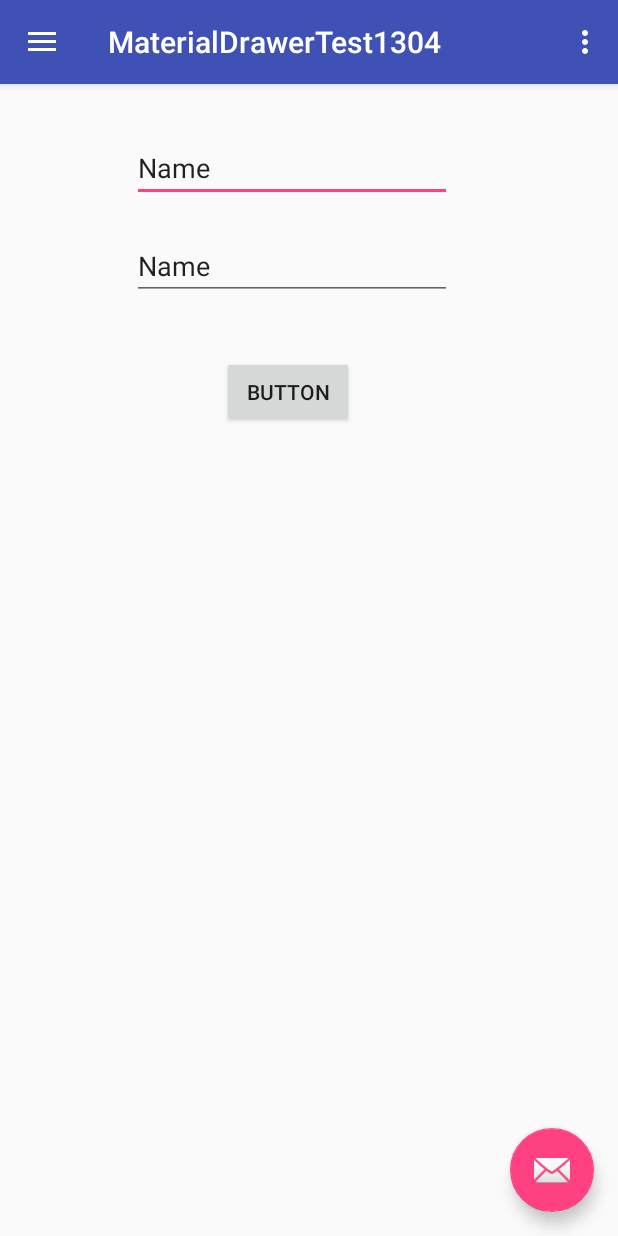
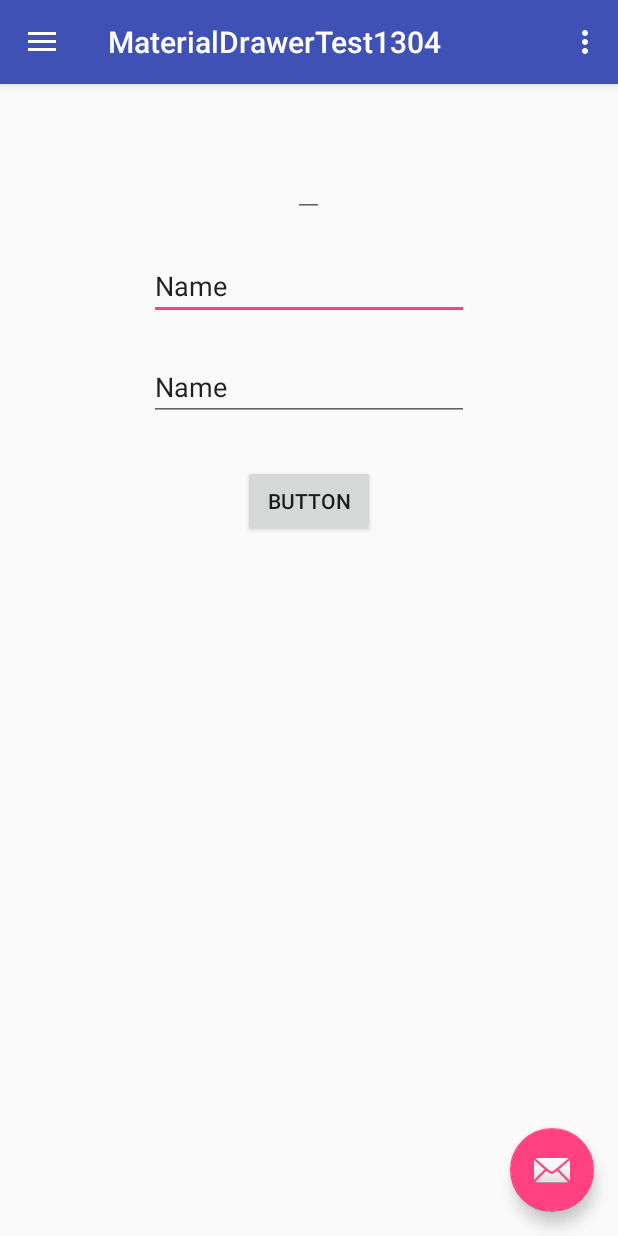
Before and after one commit to brkbrc/MaterialDrawerTest1304, an Android app: the screen it shows after launch (MainActivity), after a tap on "Import", on a phone screen of 412 x 824 dp. Run offline under Robolectric (Android 15) with nearby library versions, the phone set to English and light mode, and no system bars; 1 other tap on this screen came first.

Commit message:
AutoComplete

```diff
--- a/app/src/main/java/com/example/materialdrawertest1304/CameraFragment.java
+++ b/app/src/main/java/com/example/materialdrawertest1304/CameraFragment.java
@@ -6,6 +6,8 @@ import android.support.v4.app.Fragment;
 import android.view.LayoutInflater;
 import android.view.View;
 import android.view.ViewGroup;
+import android.widget.ArrayAdapter;
+import android.widget.AutoCompleteTextView;
 
 
 /**
@@ -13,16 +15,25 @@ import android.view.ViewGroup;
  */
 public class CameraFragment extends Fragment {
 
+    public CameraFragment() {
 
-    public CameraFragment() {
-        // Required empty public constructor
     }
-
 
     @Override
     public View onCreateView(LayoutInflater inflater, ViewGroup container,
                              Bundle savedInstanceState) {
-        // Inflate the layout for this fragment
+        AutoCompleteTextView textView;
+         final String[] countries = new String[] {
+                "Albania", "Algeria", "American Samoa", "Andorra",
+                "Bahrain", "Bangladesh", "Barbados", "Belarus", "Belgium"
+        };
+        View view =  inflater.inflate(R.layout.fragment_camera, container, false);
+        textView = (AutoCompleteTextView) view.findViewById(R.id.autoCompleteTextView);
+        ArrayAdapter<String> adapter =
+                new ArrayAdapter<String>(getContext(), android.R.layout.simple_list_item_1, countries);
+        textView.setThreshold(2);
+        textView.setAdapter(adapter);
+
         return inflater.inflate(R.layout.fragment_camera, container, false);
     }
 
--- a/app/src/main/res/layout/fragment_camera.xml
+++ b/app/src/main/res/layout/fragment_camera.xml
@@ -9,32 +9,39 @@
         android:id="@+id/editText"
         android:layout_width="wrap_content"
         android:layout_height="wrap_content"
-        android:layout_alignParentStart="true"
-        android:layout_alignParentTop="true"
-        android:layout_marginStart="88dp"
-        android:layout_marginTop="33dp"
+        android:layout_marginTop="23dp"
         android:ems="10"
         android:inputType="textPersonName"
-        android:text="Name"/>
+        android:text="Name"
+        android:layout_below="@+id/autoCompleteTextView"
+        android:layout_centerHorizontal="true" />
 
     <EditText
         android:id="@+id/editText2"
         android:layout_width="wrap_content"
         android:layout_height="wrap_content"
-        android:layout_marginTop="20dp"
+        android:layout_marginTop="22dp"
         android:ems="10"
         android:inputType="textPersonName"
         android:text="Name"
         android:layout_below="@+id/editText"
-        android:layout_alignStart="@+id/editText"/>
+        android:layout_alignStart="@+id/editText" />
 
     <Button
         android:id="@+id/button"
         android:layout_width="wrap_content"
         android:layout_height="wrap_content"
-        android:layout_marginTop="37dp"
+        android:layout_marginTop="29dp"
         android:text="Button"
         android:layout_below="@+id/editText2"
-        android:layout_alignStart="@+id/editText2"
-        android:layout_marginStart="60dp"/>
+        android:layout_centerHorizontal="true" />
+
+    <AutoCompleteTextView
+        android:id="@+id/autoCompleteTextView"
+        android:layout_width="wrap_content"
+        android:layout_height="wrap_content"
+        android:text=""
+        android:layout_alignParentTop="true"
+        android:layout_centerHorizontal="true"
+        android:layout_marginTop="43dp" />
 </RelativeLayout>
```
Also changed, not shown: app/src/main/java/com/example/materialdrawertest1304/DoktorFragment.java (added, +29 -0 lines), app/src/main/java/com/example/materialdrawertest1304/MainActivity.java (+11 -0 lines), app/src/main/res/layout/fragment_doktor.xml (added, +126 -0 lines), app/src/main/res/values/strings.xml (+11 -0 lines), app/src/main/res/drawable/pic1.jpg (added), 1 other file.
